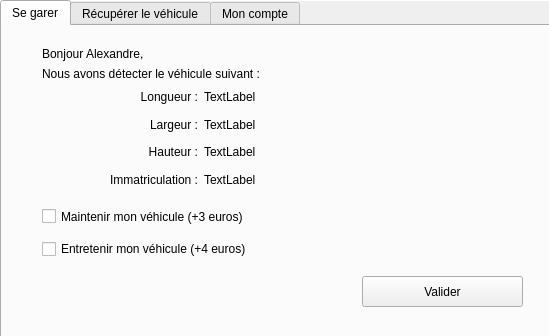
Qt form UI/consumer.ui (matthieupenchenat81/DreamPark) before a commit.
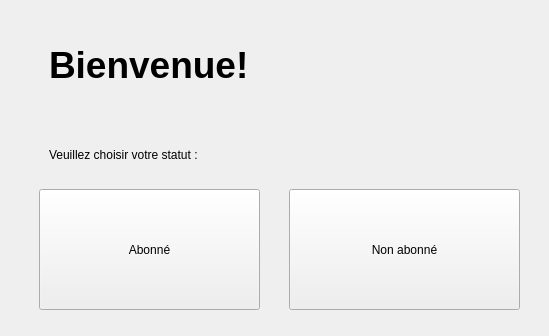
The same form after that commit. The open tabs and pages were chosen to show the change.

What changed in the file:
```diff
--- a/UI/consumer.ui
+++ b/UI/consumer.ui
@@ -54,7 +54,7 @@
       <string>&lt;html&gt;&lt;head/&gt;&lt;body&gt;&lt;p&gt;&lt;br/&gt;&lt;/p&gt;&lt;/body&gt;&lt;/html&gt;</string>
      </property>
      <property name="currentIndex">
-      <number>2</number>
+      <number>0</number>
      </property>
      <widget class="QWidget" name="tab">
       <property name="enabled">
@@ -63,99 +63,6 @@
       <attribute name="title">
        <string>Se garer</string>
       </attribute>
-      <widget class="QWidget" name="gridLayoutWidget">
-       <property name="geometry">
-        <rect>
-         <x>100</x>
-         <y>60</y>
-         <width>198</width>
-         <height>104</height>
-        </rect>
-       </property>
-       <layout class="QGridLayout" name="gridLayout">
-        <item row="1" column="1">
-         <widget class="QLabel" name="txt_lrgv">
-          <property name="text">
-           <string>TextLabel</string>
-          </property>
-         </widget>
-        </item>
-        <item row="3" column="1">
-         <widget class="QLabel" name="txt_immv">
-          <property name="text">
-           <string>TextLabel</string>
-          </property>
-         </widget>
-        </item>
-        <item row="3" column="0">
-         <widget class="QLabel" name="txt_imm">
-          <property name="text">
-           <string>Immatriculation :</string>
-          </property>
-          <property name="alignment">
-           <set>Qt::AlignRight|Qt::AlignTrailing|Qt::AlignVCenter</set>
-          </property>
-         </widget>
-        </item>
-        <item row="0" column="0">
-         <widget class="QLabel" name="txt_lng">
-          <property name="text">
-           <string>Longueur :</string>
-          </property>
-          <property name="alignment">
-           <set>Qt::AlignRight|Qt::AlignTrailing|Qt::AlignVCenter</set>
-          </property>
-         </widget>
-        </item>
-        <item row="2" column="1">
-         <widget class="QLabel" name="txt_hauv">
-          <property name="text">
-           <string>TextLabel</string>
-          </property>
-         </widget>
-        </item>
-        <item row="2" column="0">
-         <widget class="QLabel" name="txt_hau">
-          <property name="text">
-           <string>Hauteur :</string>
-          </property>
-          <property name="alignment">
-           <set>Qt::AlignRight|Qt::AlignTrailing|Qt::AlignVCenter</set>
-          </property>
-         </widget>
-        </item>
-        <item row="0" column="1">
-         <widget class="QLabel" name="txt_lngv">
-          <property name="text">
-           <string>TextLabel</string>
-          </property>
-         </widget>
-        </item>
-        <item row="1" column="0">
-         <widget class="QLabel" name="txt_lrg">
-          <property name="text">
-           <string>Largeur :</string>
-          </property>
-          <property name="alignment">
-           <set>Qt::AlignRight|Qt::AlignTrailing|Qt::AlignVCenter</set>
-          </property>
-         </widget>
-        </item>
-       </layout>
-      </widget>
-      <widget class="QLabel" name="label_10">
-       <property name="geometry">
-        <rect>
-         <x>40</x>
-         <y>40</y>
-         <width>301</width>
-         <height>16</height>
-        </rect>
-       </property>
-       <property name="text">
-        <string>Nous avons détecter le véhicule suivant :</string>
-       </property>
-      </widget>
       <widget class="QPushButton" name="btn_teleport">
        <property name="geometry">
         <rect>
@@ -185,7 +92,7 @@
       <widget class="QCheckBox" name="check_Maintenir">
        <property name="geometry">
         <rect>
-         <x>40</x>
+         <x>60</x>
          <y>180</y>
          <width>361</width>
          <height>21</height>
@@ -198,7 +105,7 @@
       <widget class="QCheckBox" name="check_Entretien">
        <property name="geometry">
         <rect>
-         <x>40</x>
+         <x>60</x>
          <y>210</y>
          <width>371</width>
          <height>26</height>
@@ -208,6 +115,82 @@
         <string>Entretenir mon véhicule (+4 euros)</string>
        </property>
       </widget>
+      <widget class="QCheckBox" name="check_Livraison">
+       <property name="geometry">
+        <rect>
+         <x>60</x>
+         <y>60</y>
+         <width>131</width>
+         <height>26</height>
+        </rect>
+       </property>
+       <property name="text">
+        <string>Se faire livrer</string>
+       </property>
+      </widget>
+      <widget class="QLineEdit" name="input_adrLivaison">
+       <property name="enabled">
+        <bool>false</bool>
+       </property>
+       <property name="geometry">
+        <rect>
+         <x>120</x>
+         <y>90</y>
+         <width>251</width>
+         <height>33</height>
+        </rect>
+       </property>
+       <property name="inputMask">
+        <string/>
+       </property>
+       <property name="text">
+        <string>Adresse de livraison</string>
+       </property>
+       <property name="dragEnabled">
+        <bool>false</bool>
+       </property>
+       <property name="readOnly">
+        <bool>false</bool>
+       </property>
+      </widget>
+      <widget class="QTimeEdit" name="input_timeLivraison">
+       <property name="enabled">
+        <bool>false</bool>
+       </property>
+       <property name="geometry">
+        <rect>
+         <x>170</x>
+         <y>130</y>
+         <width>118</width>
+         <height>33</height>
+        </rect>
+       </property>
+      </widget>
+      <widget class="QLabel" name="label_9">
+       <property name="enabled">
+        <bool>false</bool>
+       </property>
+       <property name="geometry">
+        <rect>
+         <x>120</x>
+         <y>140</y>
+         <width>66</width>
+         <height>21</height>
+        </rect>
+       </property>
+       <property name="text">
+        <string>Heure : </string>
+       </property>
+      </widget>
+      <zorder>btn_teleport</zorder>
+      <zorder>label_name</zorder>
+      <zorder>check_Maintenir</zorder>
+      <zorder>check_Entretien</zorder>
+      <zorder>check_Livraison</zorder>
+      <zorder>input_adrLivaison</zorder>
+      <zorder>input_timeLivraison</zorder>
+      <zorder>label_9</zorder>
+      <zorder>guest</zorder>
      </widget>
      <widget class="QWidget" name="tab_2">
       <attribute name="title">
@@ -421,7 +404,7 @@
       <string>&lt;html&gt;&lt;head/&gt;&lt;body&gt;&lt;p&gt;&lt;br/&gt;&lt;/p&gt;&lt;/body&gt;&lt;/html&gt;</string>
      </property>
      <property name="currentIndex">
-      <number>2</number>
+      <number>0</number>
      </property>
      <widget class="QWidget" name="tab_3">
       <property name="enabled">
@@ -430,110 +413,17 @@
       <attribute name="title">
        <string>Se garer</string>
       </attribute>
-      <widget class="QWidget" name="gridLayoutWidget_2">
-       <property name="geometry">
-        <rect>
-         <x>120</x>
-         <y>90</y>
-         <width>198</width>
-         <height>104</height>
-        </rect>
-       </property>
-       <layout class="QGridLayout" name="gridLayout_2">
-        <item row="1" column="1">
-         <widget class="QLabel" name="txt_lrgv_2">
-          <property name="text">
-           <string>TextLabel</string>
-          </property>
-         </widget>
-        </item>
-        <item row="3" column="1">
-         <widget class="QLabel" name="txt_immv_2">
-          <property name="text">
-           <string>TextLabel</string>
-          </property>
-         </widget>
-        </item>
-        <item row="3" column="0">
-         <widget class="QLabel" name="txt_imm_2">
-          <property name="text">
-           <string>Immatriculation :</string>
-          </property>
-          <property name="alignment">
-           <set>Qt::AlignRight|Qt::AlignTrailing|Qt::AlignVCenter</set>
-          </property>
-         </widget>
-        </item>
-        <item row="0" column="0">
-         <widget class="QLabel" name="txt_lng_2">
-          <property name="text">
-           <string>Longueur :</string>
-          </property>
-          <property name="alignment">
-           <set>Qt::AlignRight|Qt::AlignTrailing|Qt::AlignVCenter</set>
-          </property>
-         </widget>
-        </item>
-        <item row="2" column="1">
-         <widget class="QLabel" name="txt_hauv_2">
-          <property name="text">
-           <string>TextLabel</string>
-          </property>
-         </widget>
-        </item>
-        <item row="2" column="0">
-         <widget class="QLabel" name="txt_hau_2">
-          <property name="text">
-           <string>Hauteur :</string>
-          </property>
-          <property name="alignment">
-           <set>Qt::AlignRight|Qt::AlignTrailing|Qt::AlignVCenter</set>
-          </property>
-         </widget>
-        </item>
-        <item row="0" column="1">
-         <widget class="QLabel" name="txt_lngv_2">
-          <property name="text">
-           <string>TextLabel</string>
-          </property>
-         </widget>
-        </item>
-        <item row="1" column="0">
-         <widget class="QLabel" name="txt_lrg_2">
-          <property name="text">
-           <string>Largeur :</string>
-          </property>
-          <property name="alignment">
-           <set>Qt::AlignRight|Qt::AlignTrailing|Qt::AlignVCenter</set>
-          </property>
-         </widget>
-        </item>
-       </layout>
-      </widget>
-      <widget class="QLabel" name="label_11">
-       <property name="geometry">
-        <rect>
-         <x>40</x>
-         <y>60</y>
-         <width>301</width>
-         <height>16</height>
-        </rect>
-       </property>
-       <property name="text">
-        <string>Nous avons détecter le véhicule suivant :</string>
-       </property>
-      </widget>
       <widget class="QPushButton" name="btn_teleport_2">
        <property name="geometry">
         <rect>
-         <x>360</x>
-         <y>250</y>
+         <x>190</x>
+         <y>200</y>
          <width>161</width>
          <height>31</height>
         </rect>
        </property>
        <property name="text">
-        <string>Valider</string>
+        <string>Se garer</string>
        </property>
       </widget>
       <widget class="QLabel" name="label_name_2">
@@ -541,12 +431,13 @@
         <rect>
          <x>40</x>
          <y>20</y>
-         <width>241</width>
-         <height>16</height>
+         <width>441</width>
+         <height>131</height>
         </rect>
        </property>
        <property name="text">
-        <string>Bonjour Alexandre,</string>
+        <string>Bonjour,
+Nous avons détecté votre véhicule, vous pouvez vous garer. </string>
        </property>
       </widget>
      </widget>
@@ -708,7 +599,7 @@
         </rect>
        </property>
        <property name="text">
-        <string>Pack garanti</string>
+        <string>Pack garantie</string>
        </property>
       </widget>
       <widget class="QPushButton" name="pushButton">
@@ -763,10 +654,10 @@
      </property>
     </widget>
    </widget>
-   <zorder>home</zorder>
    <zorder>guest_recover</zorder>
-   <zorder>guest</zorder>
    <zorder>subscribed</zorder>
+   <zorder>guest</zorder>
+   <zorder>home</zorder>
   </widget>
  </widget>
  <resources/>
```
